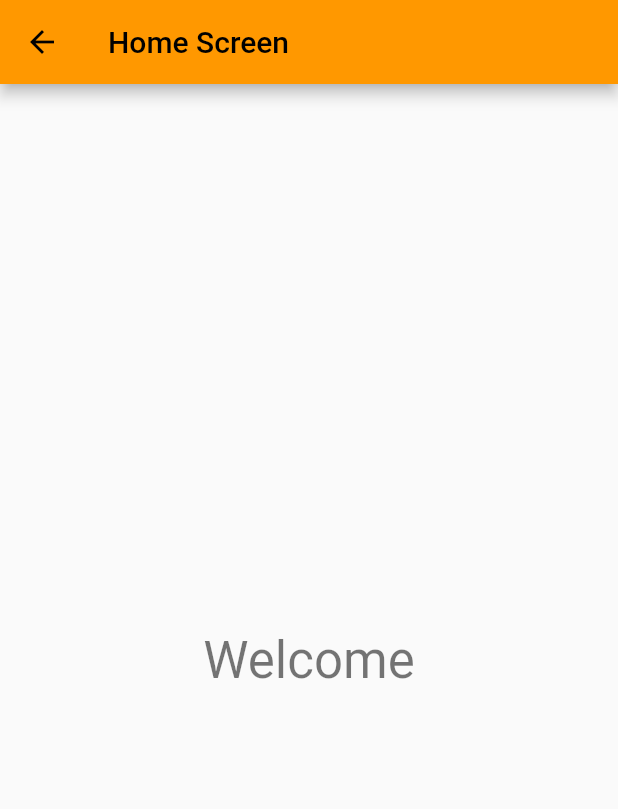
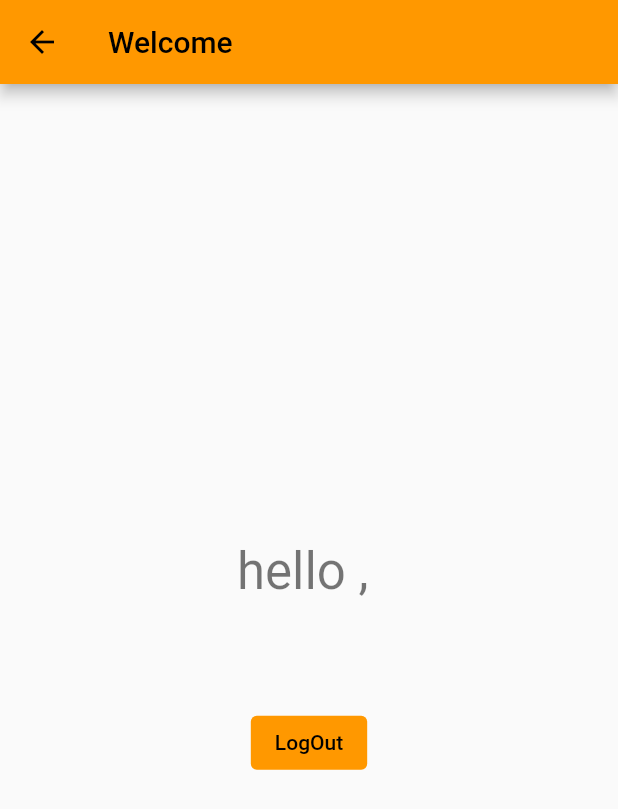
Before and after one commit to shyamexe/topjobinn, a Flutter app: the HomeScreen screen opened directly, on a phone screen of 412 x 824 dp. Shown: the top 809 px of the screen. Run offline on Flutter 3.47's test engine with Material 2 defaults, Android fonts, the phone set to English and light mode, and no system bars; our stand-ins replace bloc, equatable, firebase_auth, firebase_core, flutter_bloc, flutter_screenutil and 3 more; accounts and stored records are empty; network calls fail; statements that could not run were skipped.

Commit message:
added glogin

```diff
--- /dev/null
+++ b/lib/logic/user_data/user_data_cubit.dart
@@ -0,0 +1,42 @@
+// ignore_for_file: public_member_api_docs, sort_constructors_first
+import 'package:bloc/bloc.dart';
+import 'package:equatable/equatable.dart';
+import 'package:firebase_auth/firebase_auth.dart';
+
+class UserDataState extends Equatable {
+  const UserDataState();
+
+  @override
+  List<Object> get props => [];
+}
+
+class UserDataInitial extends UserDataState {}
+
+class UserDataLading extends UserDataState {}
+
+class UserDataloaded extends UserDataState {
+  User user;
+  UserDataloaded({
+    required this.user,
+  });
+  @override
+  List<Object> get props => [];
+}
+
+class UserDatafailure extends UserDataState {}
+
+class UserDataCubit extends Cubit<UserDataState> {
+  UserDataCubit() : super(UserDataInitial()){
+    fetchUserData();
+  }
+
+  fetchUserData() {
+    emit(UserDataLading());
+
+    try {
+      emit(UserDataloaded(user: FirebaseAuth.instance.currentUser!));
+    } catch (e) {
+      emit(UserDatafailure());
+    }
+  }
+}
--- a/lib/presentation/router/app_router.dart
+++ b/lib/presentation/router/app_router.dart
@@ -2,6 +2,7 @@ import 'package:flutter/material.dart';
 import 'package:flutter_bloc/flutter_bloc.dart';
 import 'package:topjobinn/logic/authentication_cibit/authentication_cubit.dart';
 import 'package:topjobinn/logic/login_cubit/login_cubit.dart';
+import 'package:topjobinn/logic/user_data/user_data_cubit.dart';
 import 'package:topjobinn/presentation/screens/login_screen/login_screen.dart';
 
 import '../../core/constants/strings.dart';
@@ -21,8 +22,16 @@ class AppRouter {
           builder: (_) => BlocBuilder<AuthenticationCubit, AuthenticationState>(
             builder: (context, state) {
               if (state is AuthenticationSuccess) {
-                return HomeScreen(
-                  title: Strings.homeScreenTitle,
+                return MultiBlocProvider(
+                  providers: [
+                    BlocProvider(
+                      create: (context) => UserDataCubit(),
+                    ),
+                    BlocProvider.value(
+                     value: context.read<AuthenticationCubit>(),
+                    ),
+                  ],
+                  child: HomeScreen(),
                 );
               } else {
                 return BlocProvider(
--- a/lib/presentation/screens/home_screen/home_screen.dart
+++ b/lib/presentation/screens/home_screen/home_screen.dart
@@ -1,28 +1,79 @@
+import 'package:flutter/cupertino.dart';
 import 'package:flutter/material.dart';
+import 'package:flutter_bloc/flutter_bloc.dart';
+import 'package:flutter_screenutil/flutter_screenutil.dart';
+import 'package:topjobinn/logic/authentication_cibit/authentication_cubit.dart';
+import 'package:topjobinn/logic/user_data/user_data_cubit.dart';
 
 import '../../../core/constants/strings.dart';
 
 class HomeScreen extends StatelessWidget {
-  HomeScreen({Key? key, required this.title}) : super(key: key);
-
-  final String title;
+  const HomeScreen({
+    Key? key,
+  }) : super(key: key);
 
   @override
   Widget build(BuildContext context) {
     return Scaffold(
       appBar: AppBar(
-        title: Text(title),
+        title: Text('Welcome'),
       ),
-      body: Center(
+      body: BlocBuilder<UserDataCubit, UserDataState>(
+        builder: (context, state) {
+          if (state is UserDatafailure) {
+            return Center(
               child: Column(
                 mainAxisAlignment: MainAxisAlignment.center,
                 children: <Widget>[
                   Text(
-              Strings.homeScreenCenterText,
+                    'Faild fetch data ',
                     style: Theme.of(context).textTheme.headline4,
                   ),
                 ],
               ),
+            );
+          } else if (state is UserDataloaded) {
+            return SizedBox(
+              width: 1.sw,
+              child: Column(
+                mainAxisAlignment: MainAxisAlignment.center,
+                crossAxisAlignment: CrossAxisAlignment.center,
+                children: [
+                  if (state.user.photoURL != null)
+                    ClipRRect(
+                      borderRadius: BorderRadius.circular(90),
+                      child: SizedBox(
+                          height: 90.w,
+                          width: 90.w,
+                          child: Image.network(
+                            '${state.user.photoURL}',
+                            fit: BoxFit.cover,
+                          )),
+                    ),
+                  Text(
+                    'hello , \n${state.user.displayName}',
+                    style: Theme.of(context).textTheme.headline4,
+                  ),
+                  SizedBox(
+                    height: 30.h,
+                  ),
+                  ElevatedButton(
+                    style: ElevatedButton.styleFrom(
+                      elevation: 0
+                    ),
+                      onPressed: () {
+                        context.read<AuthenticationCubit>().logout();
+                      },
+                      child: Text('LogOut'))
+                ],
+              ),
+            );
+          } else {
+            return const Center(
+              child: CupertinoActivityIndicator(animating: true),
+            );
+          }
+        },
       ),
     );
   }
```
Lines whose indentation alone changed are shown as unchanged.
